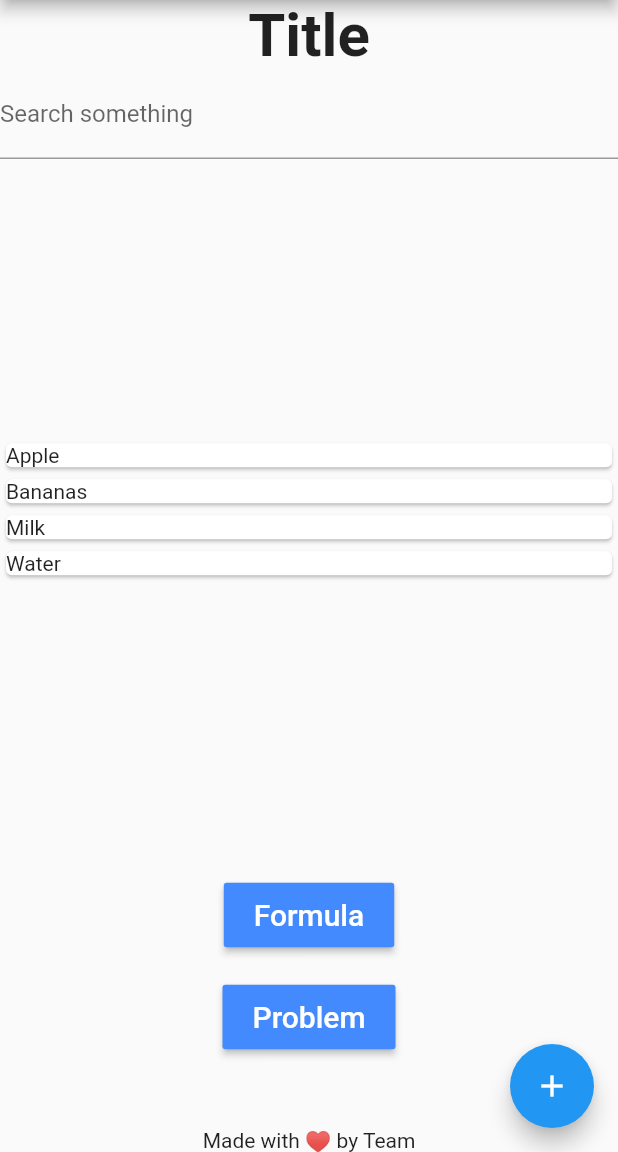
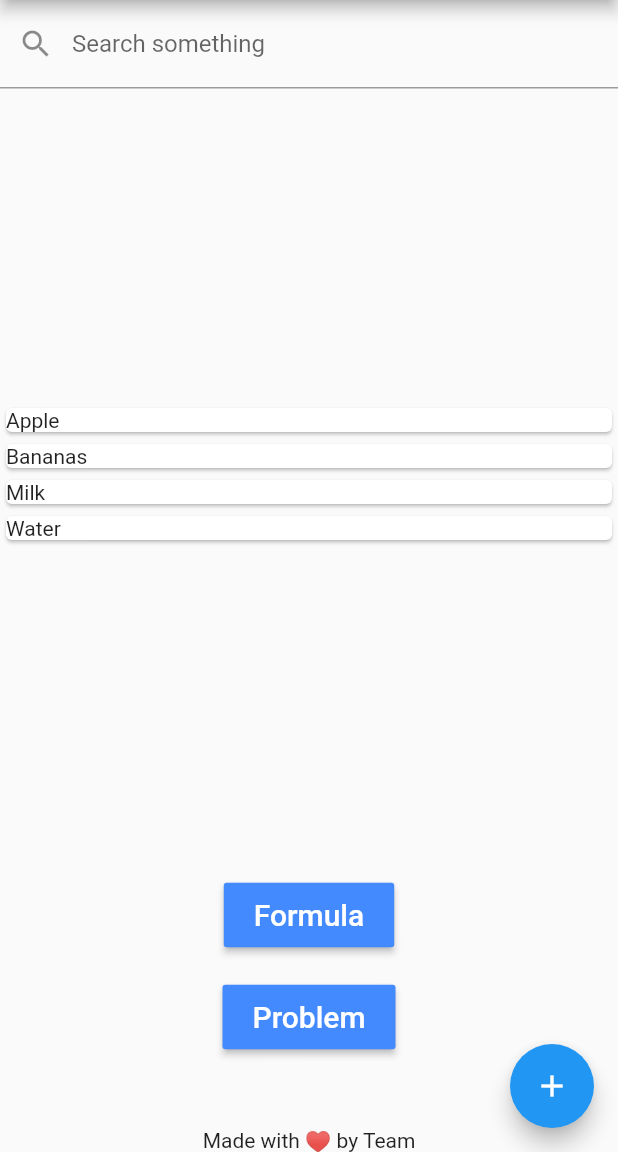
Before and after one commit to alice-0-kim/flutter-app, a Flutter app: the screen it shows after launch, on a phone screen of 412 x 824 dp, the part 84-1236 px from its top. Run offline on Flutter 3.47's test engine with Material 2 defaults, Android fonts, the phone set to English and light mode, and no system bars.

Commit message:
Add searchable and filterable listview

```diff
--- a/lib/main.dart
+++ b/lib/main.dart
@@ -135,11 +135,12 @@ class _MyHomePageState extends State<MyHomePage> {
           // to see the wireframe for each widget.
           mainAxisAlignment: MainAxisAlignment.center,
           children: <Widget>[
-            new Text("Title", style: new TextStyle(fontSize: 40.0, fontWeight: FontWeight.bold)),
+//            new Text("Title", style: new TextStyle(fontSize: 40.0, fontWeight: FontWeight.bold)),
             new Expanded(
               child: new TextField(
                 decoration: new InputDecoration(
-                    labelText: "Search something"
+                  labelText: "Search something",
+                  prefixIcon: Icon(Icons.search),
                 ),
                 controller: controller,
               ),
```
